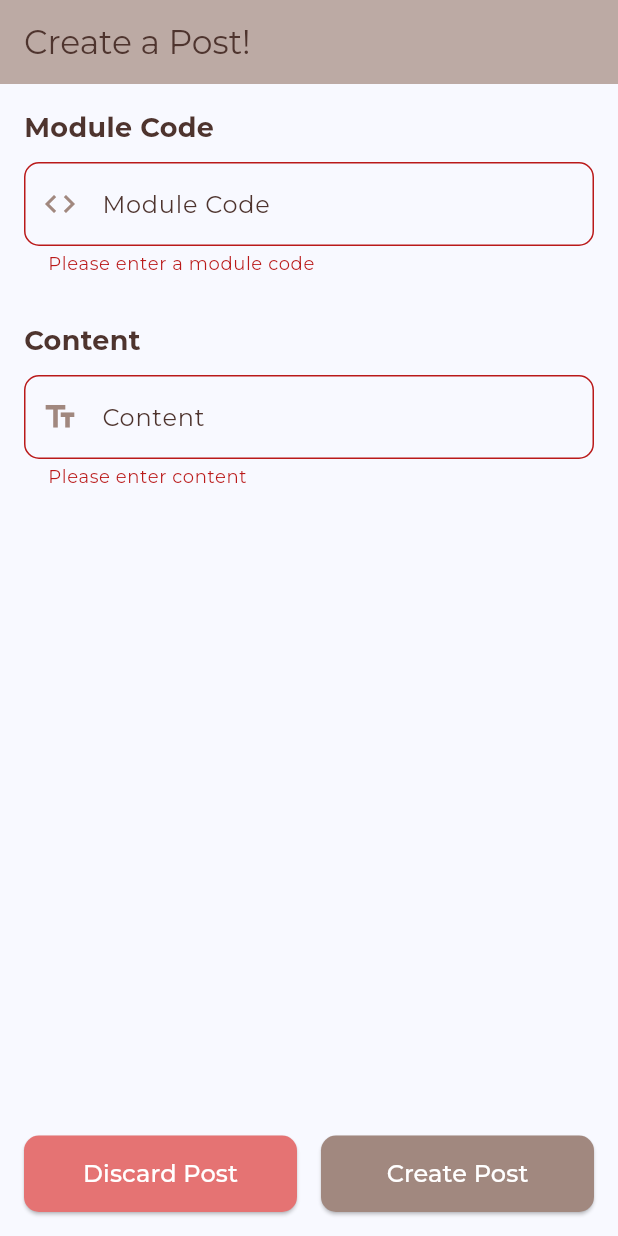
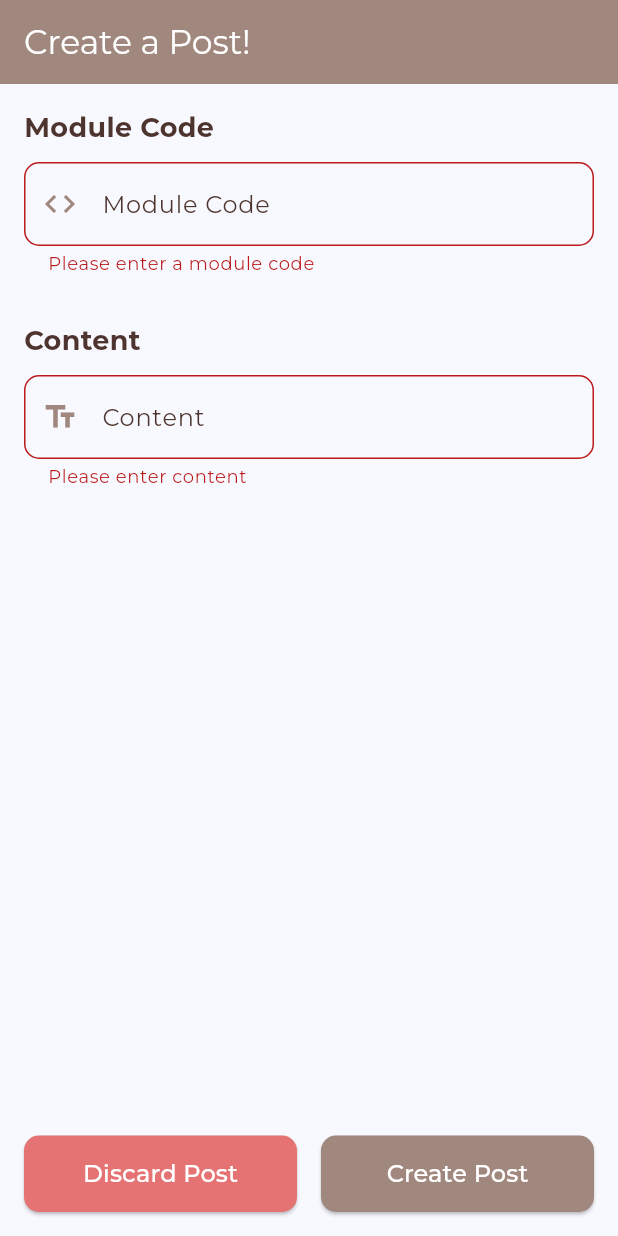
Before and after one commit to chanjunlin/brainSync, a Flutter app: the PostsPage screen opened by its route, after a tap on "Create Post", on a phone screen of 412 x 824 dp. Run offline on Flutter 3.47's test engine with Material 3 defaults, Android fonts, the light colour scheme and no system bars; our stand-ins replace cloud_firestore, curved_navigation_bar, dash_chat_2, delightful_toast, firebase_auth, firebase_core and 8 more; missing offline and left inert: dart:ffi; accounts and stored records are empty; network calls fail.

Commit message:
made the ui for post.dart nicer

```diff
--- a/lib/common_widgets/module_card.dart
+++ b/lib/common_widgets/module_card.dart
@@ -1,5 +1,6 @@
 // lib/widgets/module_card.dart
 import 'package:flutter/material.dart';
+
 import '../model/module.dart';
 
 class ModuleTile extends StatelessWidget {
--- a/lib/pages/Posts/post.dart
+++ b/lib/pages/Posts/post.dart
@@ -20,13 +20,13 @@ class _PostsPageState extends State<PostsPage> {
   final TextEditingController _titleController = TextEditingController();
   final TextEditingController _contentController = TextEditingController();
   final _formKey = GlobalKey<FormState>();
+  final GetIt _getIt = GetIt.instance;
 
   late AlertService _alertService;
   late AuthService _authService;
   late NavigationService _navigationService;
-  final GetIt _getIt = GetIt.instance;
 
-  List<Module> modules = [];
+  late Future<List<Module>> futureModules;
   List<Module> filteredModules = [];
   Timer? _debounce;
 
@@ -36,8 +36,8 @@ class _PostsPageState extends State<PostsPage> {
     _alertService = _getIt.get<AlertService>();
     _navigationService = _getIt.get<NavigationService>();
     _authService = _getIt.get<AuthService>();
-    fetchModules();
-    _titleController.addListener(_onSearchChanged);
+    futureModules = ApiService.fetchModules();
+    _titleController.addListener(onTitleChanged);
   }
 
   @override
@@ -48,38 +48,26 @@ class _PostsPageState extends State<PostsPage> {
     super.dispose();
   }
 
-  Future<void> fetchModules() async {
-    try {
-      final fetchModules = await ApiService.fetchModules();
-      setState(() {
-        modules = fetchModules;
-      });
-    } catch (e) {
-      print("Error fetching modules: $e");
-    }
-  }
-
-  void _onSearchChanged() {
+  void onTitleChanged() {
     if (_debounce?.isActive ?? false) _debounce!.cancel();
     _debounce = Timer(const Duration(milliseconds: 300), () {
-      _filterModules(_titleController.text);
+      filterModules(_titleController.text);
     });
   }
 
-  void _filterModules(String query) async {
-    await Future.delayed(Duration(milliseconds: 300));
+  void filterModules(String query) async {
+    final modules = await futureModules;
     setState(() {
       filteredModules = modules
           .where((module) =>
               module.code.toLowerCase().contains(query.toLowerCase()) ||
               module.title.toLowerCase().contains(query.toLowerCase()))
-          .take(10)
           .toList();
     });
   }
 
   bool isValidModuleCode(String title) {
-    return modules.any((module) => module.code == title);
+    return filteredModules.any((module) => module.code == title);
   }
 
   Future<void> createPost() async {
@@ -98,7 +86,7 @@ class _PostsPageState extends State<PostsPage> {
         text: "Post created successfully!",
         icon: Icons.check,
       );
-      _navigationService.pushName("/home");
+      _navigationService.pushReplacementName("/home");
     }
   }
 
@@ -155,29 +143,35 @@ class _PostsPageState extends State<PostsPage> {
   }
 
   Widget buildSuggestionList() {
-    if (filteredModules.isEmpty ||
-        _titleController.text.isEmpty ||
-        isValidModuleCode(_titleController.text)) {
+    final currentText = _titleController.text.trim();
+    if (currentText.isEmpty || isValidModuleCode(currentText)) {
       return Container();
     }
-    return Container(
-      constraints: const BoxConstraints(maxHeight: 150),
+    final List<Module> visibleModules = filteredModules.take(3).toList();
+    return Positioned(
+      top: 107,
+      left: 16,
+      right: 16,
+      child: Container(
         decoration: BoxDecoration(
           border: Border.all(color: Colors.brown[300]!),
           borderRadius: BorderRadius.circular(10),
+          color: Color(0xFFF8F9FF),
         ),
-      child: ListView.builder(
-        itemCount: filteredModules.length,
-        itemBuilder: (context, index) {
+        child: Column(
+          mainAxisSize: MainAxisSize.min,
+          children: visibleModules.map((module) {
             return ListTile(
-            title: Text(filteredModules[index].code),
+              title: Text(module.code),
               onTap: () {
                 setState(() {
-                _titleController.text = filteredModules[index].code;
+                  _titleController.text = module.code;
+                  filteredModules.clear();
                 });
               },
             );
-        },
+          }).toList(),
+        ),
       ),
     );
   }
@@ -190,13 +184,15 @@ class _PostsPageState extends State<PostsPage> {
         title: Text(
           "Create a Post!",
           style: TextStyle(
-            color: Colors.brown[800],
+            color: Colors.white,
           ),
         ),
-        backgroundColor: Colors.brown[200],
+        backgroundColor: Colors.brown[300],
         elevation: 0,
       ),
-      body: Padding(
+      body: Stack(
+        children: [
+          Padding(
             padding: const EdgeInsets.all(16.0),
             child: Form(
               key: _formKey,
@@ -213,10 +209,6 @@ class _PostsPageState extends State<PostsPage> {
                   ),
                   const SizedBox(height: 10),
                   TextFormField(
-                style: TextStyle(
-                  color: Colors.brown[800],
-                ),
-                cursorColor: Colors.brown[300],
                     controller: _titleController,
                     decoration: InputDecoration(
                       labelText: 'Module Code',
@@ -241,6 +233,7 @@ class _PostsPageState extends State<PostsPage> {
                         borderRadius: BorderRadius.circular(10),
                       ),
                     ),
+                    style: TextStyle(fontSize: 16.0),
                     validator: (value) {
                       if (value == null || value.isEmpty) {
                         return 'Please enter a module code';
@@ -250,7 +243,6 @@ class _PostsPageState extends State<PostsPage> {
                       return null;
                     },
                   ),
-              buildSuggestionList(),
                   const SizedBox(height: 30),
                   Text(
                     "Content",
@@ -318,6 +310,9 @@ class _PostsPageState extends State<PostsPage> {
               ),
             ),
           ),
+          buildSuggestionList(),
+        ],
+      ),
     );
   }
 }
```
Also changed, not shown: lib/pages/Modules/all_mods.dart (+43 -11 lines). Lines whose indentation alone changed are shown as unchanged.
